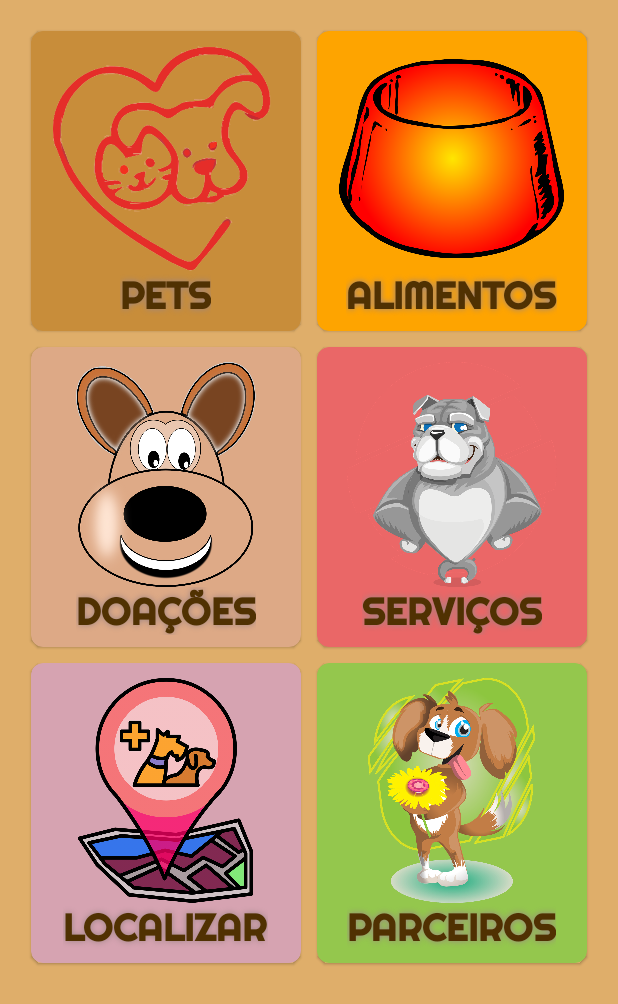
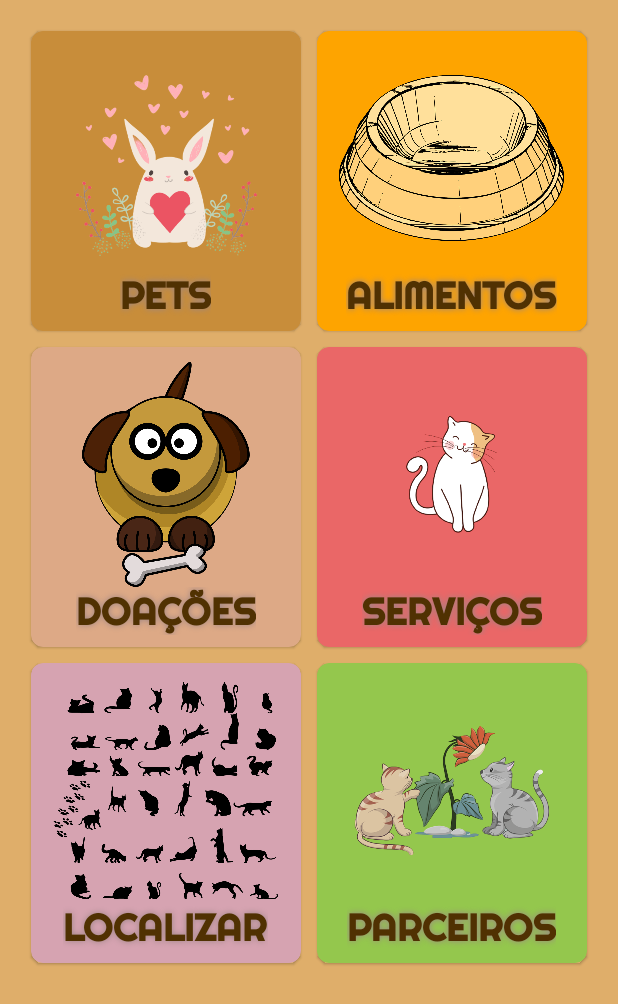
Before and after one commit to adriano-ramoss/AppPets, an Android app: the MenuActivity screen opened directly, with no data from a screen before it, on a phone screen of 412 x 824 dp. Shown: the top 1004 px of the screen. Run offline under Robolectric (Android 15) with nearby library versions, the phone set to English and light mode, and no system bars.

Commit message:
Troca de imagens

```diff
--- a/app/src/main/res/layout/menu_layout.xml
+++ b/app/src/main/res/layout/menu_layout.xml
@@ -36,7 +36,7 @@
                     android:layout_gravity="center"
                     android:layout_marginTop="10dp"
                     android:scaleType="centerCrop"
-                    android:src="@drawable/pets_menu_fundo" />
+                    android:src="@drawable/petsemfundo" />
 
                 <TextView
                     android:layout_width="wrap_content"
@@ -74,7 +74,7 @@
                     android:layout_gravity="center"
                     android:layout_marginTop="10dp"
                     android:scaleType="centerInside"
-                    android:src="@drawable/produtos" />
+                    android:src="@drawable/comida" />
 
                 <TextView
                     android:layout_width="wrap_content"
@@ -120,7 +120,7 @@
                     android:layout_gravity="center"
                     android:layout_marginTop="10dp"
                     android:scaleType="centerInside"
-                    android:src="@drawable/doacoes" />
+                    android:src="@drawable/doacao" />
 
                 <TextView
                     android:layout_width="wrap_content"
@@ -158,7 +158,7 @@
                     android:layout_gravity="center"
                     android:layout_marginTop="10dp"
                     android:scaleType="centerInside"
-                    android:src="@drawable/servicos" />
+                    android:src="@drawable/services" />
 
                 <TextView
                     android:layout_width="wrap_content"
```
Also changed, not shown: app/src/main/res/drawable/comida.png (added), app/src/main/res/drawable/doacao.png (added), app/src/main/res/drawable/localizar.png, app/src/main/res/drawable/parceiros.png, app/src/main/res/drawable/petsemfundo.png (added), app/src/main/res/drawable/services.png (added).
